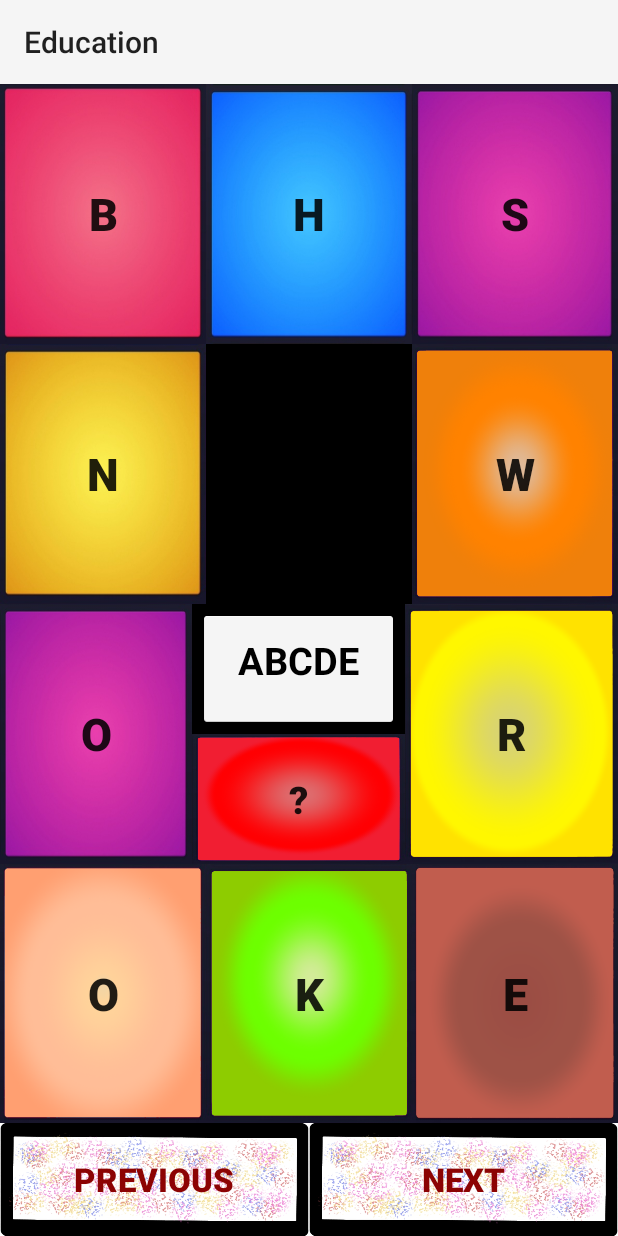
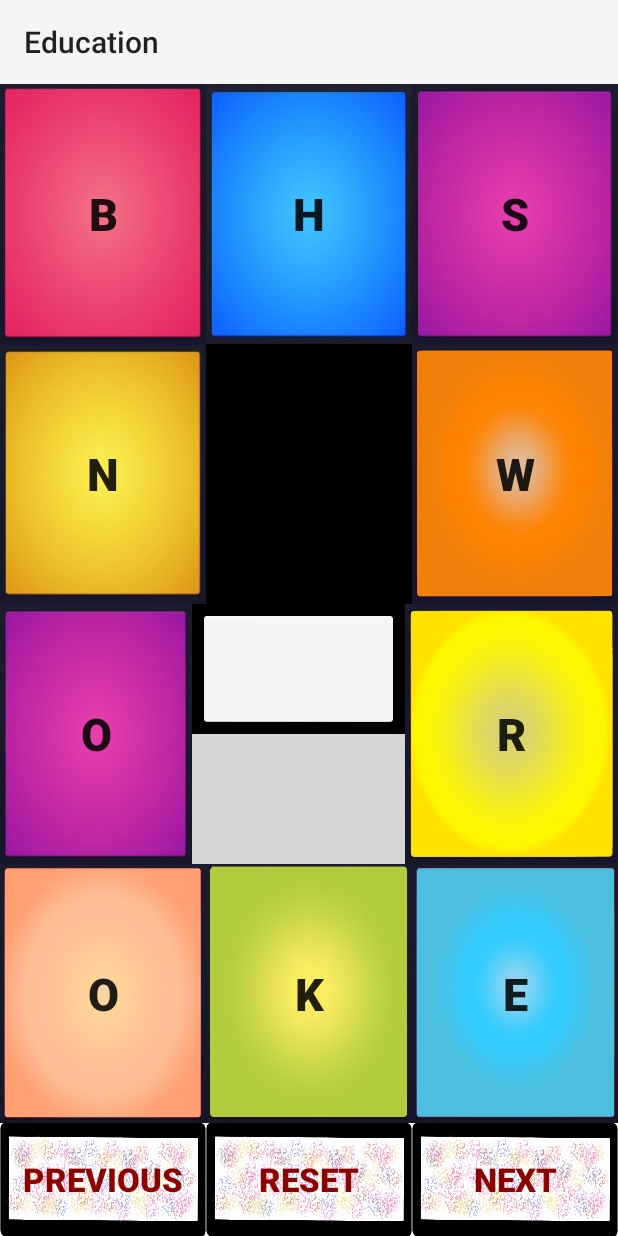
Before and after one commit to Saswata01071998/Final_Year_Proj, an Android app: the PianoActivity screen opened directly, with no data from a screen before it, on a phone screen of 412 x 824 dp. Run offline under Robolectric (Android 15) with nearby library versions, the phone set to English and light mode, and no system bars; our stand-ins replace EventBus; libraries missing offline, so code that uses them is left out: io.realm; pictures from the network do not load; 5 statements that could not run were skipped; grey boxes are pictures that could not be loaded.

Commit message:
piano pad total work

```diff
--- a/app/src/main/res/layout/piano_pad.xml
+++ b/app/src/main/res/layout/piano_pad.xml
@@ -29,7 +29,7 @@
             android:background="@drawable/test"
             android:text="@string/b"
             android:textSize="30sp"
-            android:onClick="playB"
+            android:onClick="playB1"
             android:layout_weight="0.5"
             android:textStyle="bold"
             />
@@ -41,7 +41,7 @@
             android:background="@drawable/light_blue"
             android:text="@string/h"
             android:textSize="30sp"
-            android:onClick="playH"
+            android:onClick="playB2"
             android:layout_weight="0.5"
             android:textStyle="bold"
             />
@@ -52,7 +52,7 @@
             android:background="@drawable/purple"
             android:text="S"
             android:textSize="30sp"
-            android:onClick="play5"
+            android:onClick="playB3"
             android:layout_weight="0.5"
             android:textStyle="bold"
             />
@@ -75,7 +75,7 @@
             android:text="@string/n"
             android:textSize="30sp"
             android:textStyle="bold"
-            android:onClick="playN"
+            android:onClick="playB4"
             android:layout_weight="0.5"
             />
 
@@ -96,7 +96,7 @@
             android:background="@drawable/orange"
             android:text="@string/w"
             android:textSize="30sp"
-            android:onClick="playW"
+            android:onClick="playB5"
             android:layout_weight="0.5"
             android:textStyle="bold"
             />
@@ -118,7 +118,7 @@
             android:text="O"
             android:textStyle="bold"
             android:textSize="30sp"
-            android:onClick="playQ"
+            android:onClick="playB6"
             android:layout_weight="0.5"
             />
 
@@ -129,11 +129,11 @@
           android:orientation="vertical"
           >
           <TextView
+              android:id="@+id/word_check"
               android:layout_width="match_parent"
               android:layout_height="match_parent"
               android:background="@android:drawable/dialog_holo_light_frame"
               android:layout_weight="1"
-              android:text="ABCDE"
               android:textAlignment="center"
               android:textStyle="bold"
               android:textSize="25sp"
@@ -141,11 +141,12 @@
               android:padding="20dp"
               />
           <Button
+              android:id="@+id/report"
               android:layout_width="match_parent"
               android:layout_height="match_parent"
               android:layout_weight="1"
-              android:background="@drawable/red"
-              android:text="@string/question"
+              android:background="@drawable/question_mark"
+
               android:textSize="25sp"
               android:textStyle="bold"
               />
@@ -158,7 +159,7 @@
             android:background="@drawable/yelliow"
             android:text="@string/r"
             android:textSize="30sp"
-            android:onClick="playR"
+            android:onClick="playB7"
             android:layout_weight="0.5"
             android:textStyle="bold"
             />
@@ -179,7 +180,7 @@
             android:background="@drawable/skin"
             android:text="O"
             android:textSize="30sp"
-            android:onClick="playQ"
+            android:onClick="playB8"
             android:layout_weight="0.5"
             android:textStyle="bold"
             />
@@ -188,10 +189,10 @@
             android:id="@+id/button10"
             android:layout_width="wrap_content"
             android:layout_height="match_parent"
-            android:background="@drawable/light_green"
+            android:background="@drawable/green2"
             android:text="K"
             android:textSize="30sp"
-            android:onClick="playM"
+            android:onClick="playB9"
             android:layout_weight="0.5"
             android:textStyle="bold"
             />
@@ -199,11 +200,11 @@
             android:id="@+id/button11"
             android:layout_width="wrap_content"
             android:layout_height="match_parent"
-            android:background="@drawable/maron"
+            android:background="@drawable/navy_blue"
             android:text="@string/e"
             android:textStyle="bold"
             android:textSize="30sp"
-            android:onClick="playE"
+            android:onClick="playB10"
             android:layout_weight="0.5"
             />
 
@@ -216,7 +217,7 @@
         android:id="@+id/lay2"
         android:layout_width="match_parent"
         android:layout_height="wrap_content"
-        android:weightSum="2"
+        android:weightSum="3"
         android:layout_alignParentBottom="true"
         android:background="#000"
         >
@@ -228,6 +229,17 @@
             android:textSize="22sp"
             android:background="@drawable/btn2"
             android:onClick="previous"
+            android:layout_weight="1"
+            android:textColor="#8C0303"
+            />
+        <Button
+            android:layout_width="match_parent"
+            android:layout_height="75dp"
+            android:text="Reset"
+            android:textStyle="bold"
+            android:textSize="22sp"
+            android:background="@drawable/btn2"
+            android:onClick="reset"
             android:layout_weight="1"
             android:textColor="#8C0303"
             />
@@ -243,6 +255,7 @@
             android:layout_weight="1"
             android:textColor="#8C0303"
             />
+
     </LinearLayout>
 
 </RelativeLayout>
```
Also changed, not shown: app/src/main/java/com/appsnipp/education/PianoActivity.java (+155 -21 lines), app/src/main/res/layout/octopops.xml (added, +19 -0 lines), app/src/main/res/layout/octopops_w.xml (added, +19 -0 lines), app/src/main/res/drawable/green2.png (added), app/src/main/res/drawable/octopops_right.png (added), app/src/main/res/drawable/octopops_wrong.png (added).
